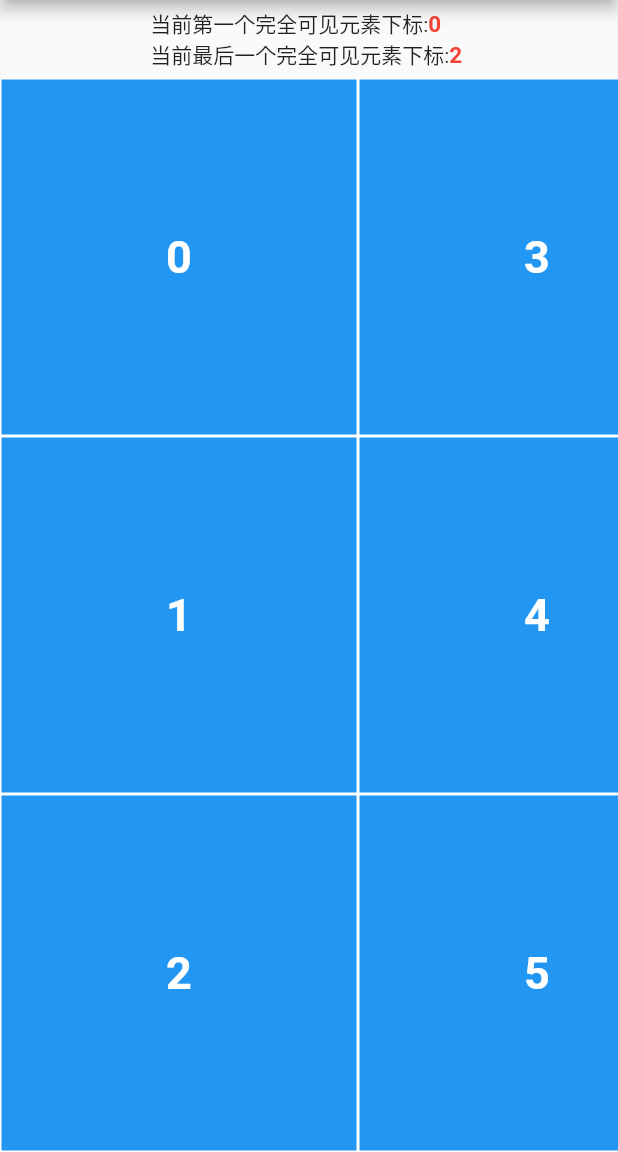
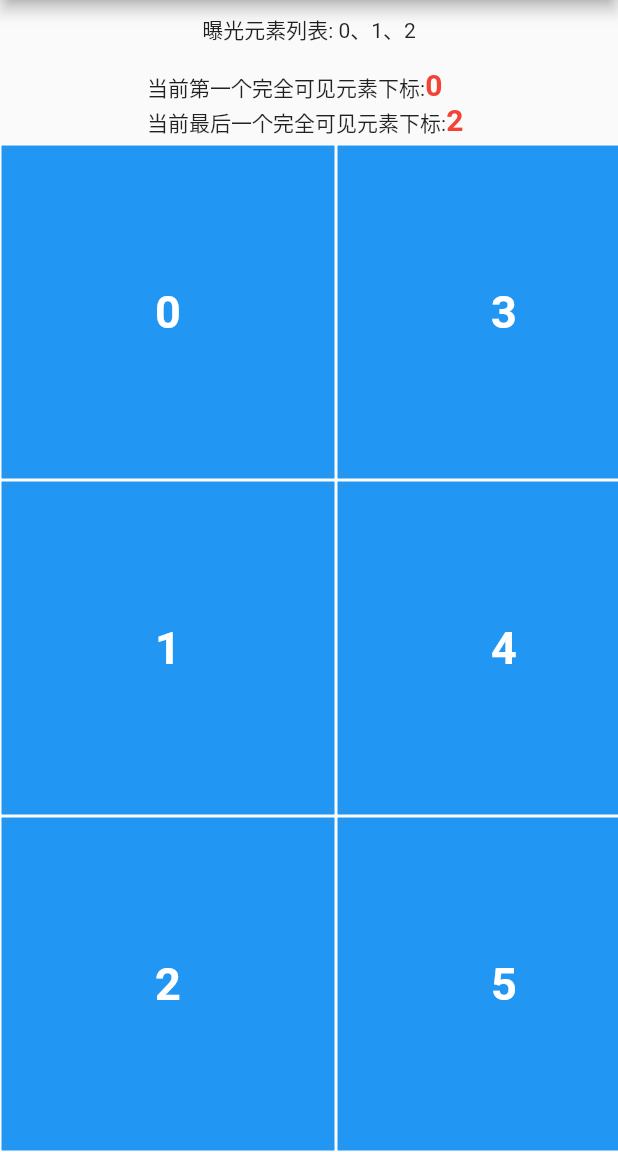
Before and after one commit to old-traveler/flutter_list_exposure, a Flutter app: the screen it shows after launch, after a tap on "水平方向GridView", on a phone screen of 412 x 824 dp, the part 84-1236 px from its top. Run offline on Flutter 3.47's test engine with Material 2 defaults, Android fonts, the phone set to English and light mode, and no system bars.

Commit message:
Add 元素曝光

```diff
--- a/lib/main.dart
+++ b/lib/main.dart
@@ -175,6 +175,8 @@ class ExposureTip extends StatefulWidget {
 class _ExposureTipState extends State<ExposureTip> {
   int first;
   int last;
+  List<int> export = [];
+  ScrollController scrollController = ScrollController();
 
   @override
   void initState() {
@@ -186,6 +188,17 @@ class _ExposureTipState extends State<ExposureTip> {
   }
 
   void updateExposureTip(int first, int last) {
+    assert(first != null && last != null);
+    if (first < last) {
+      for (int i = first; i <= last; i++) {
+        if (this.first == null || i < this.first || i > this.last) {
+          export.add(i);
+        }
+      }
+    }
+    if(scrollController.hasClients){
+      scrollController.jumpTo(scrollController.position.maxScrollExtent);
+    }
     setState(() {
       this.first = first;
       this.last = last;
@@ -194,7 +207,7 @@ class _ExposureTipState extends State<ExposureTip> {
 
   @override
   Widget build(BuildContext context) {
-    return Container(
+    Widget content = Container(
       margin: EdgeInsets.symmetric(vertical: 5),
       alignment: Alignment.center,
       child: Text.rich(TextSpan(children: <InlineSpan>[
@@ -202,13 +215,28 @@ class _ExposureTipState extends State<ExposureTip> {
         TextSpan(
             text: '$first \n',
             style: TextStyle(
-                color: Colors.red, fontSize: 15, fontWeight: FontWeight.bold)),
+                color: Colors.red, fontSize: 20, fontWeight: FontWeight.bold)),
         TextSpan(text: '当前最后一个完全可见元素下标:'),
         TextSpan(
             text: '$last ',
             style: TextStyle(
-                color: Colors.red, fontSize: 15, fontWeight: FontWeight.bold)),
+                color: Colors.red, fontSize: 20, fontWeight: FontWeight.bold)),
       ])),
+    );
+    return Column(
+      mainAxisSize: MainAxisSize.min,
+      children: <Widget>[
+        Container(
+          alignment: Alignment.center,
+          height: 40,
+          child: SingleChildScrollView(
+            controller: scrollController,
+            scrollDirection: Axis.horizontal,
+            child: Text('曝光元素列表: ${export.join("、")}'),
+          ),
+        ),
+        content
+      ],
     );
   }
 }
@@ -240,7 +268,7 @@ class ExposureListener extends StatelessWidget {
   bool _onNotification(ScrollNotification notice) {
     final sliverMultiBoxAdaptorElement = findSliverMultiBoxAdaptorElement(
         sliverKey?.currentContext ?? notice.context);
-    assert(sliverMultiBoxAdaptorElement != null);
+    if (sliverMultiBoxAdaptorElement == null) return false;
     int firstIndex = sliverMultiBoxAdaptorElement.childCount;
     assert(firstIndex != null);
     int endIndex = -1;
```
Also changed, not shown: 1 other file.
